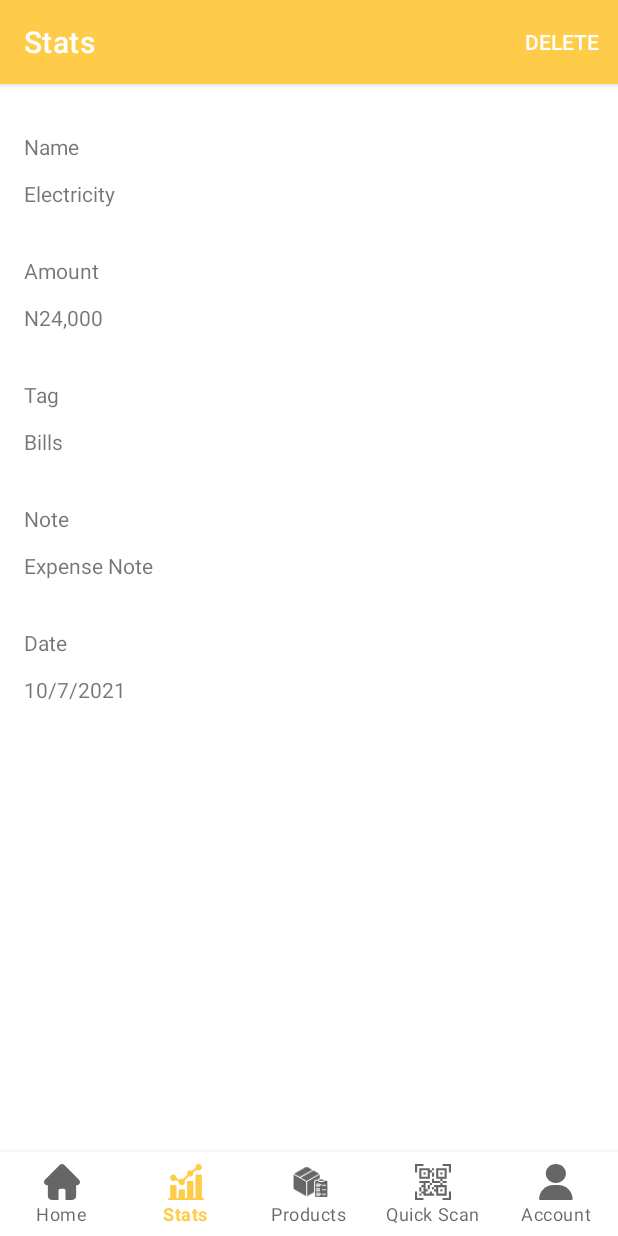
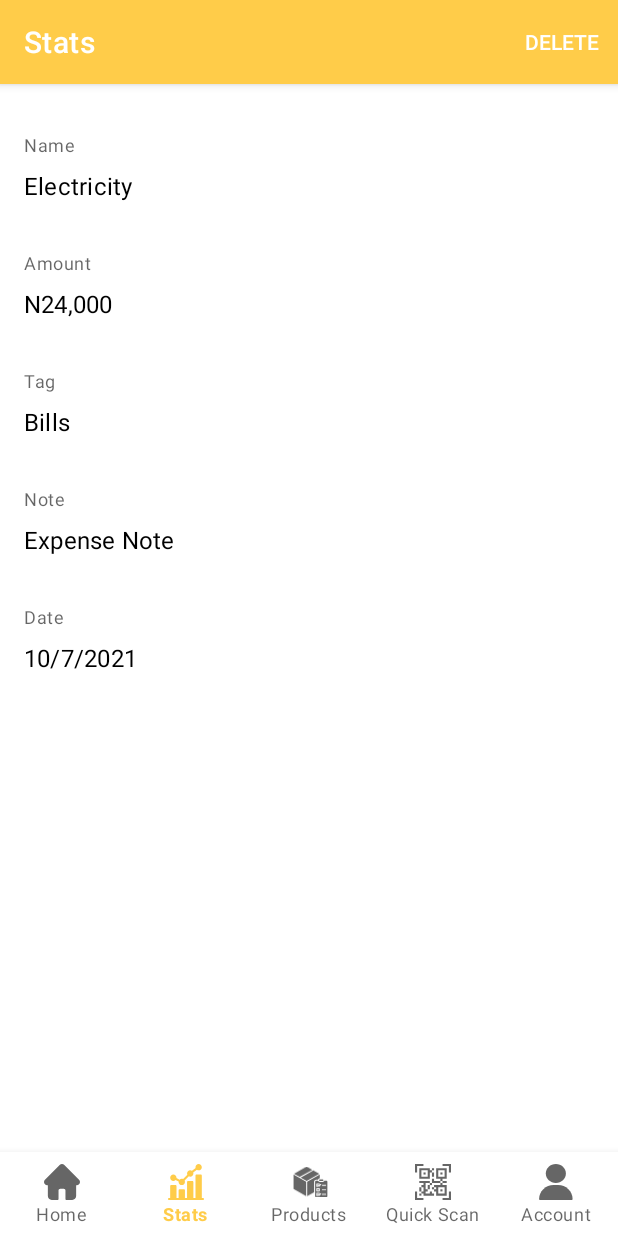
Before and after one commit to t2dbabz/Stocka, an Android app: the fragment ExpenseDetailFragment placed in its activity, on a phone screen of 412 x 824 dp. Run offline under Robolectric (Android 15) with nearby library versions, the phone set to English and light mode, and no system bars; our stand-ins replace Room's generated code, navigation-ui; libraries missing offline, so code that uses them is left out: com.github.aachartmodel.aainfographics; 4 statements that could not run were skipped.

Commit message:
UI fixes for expense detail Fragment

```diff
--- a/app/src/main/res/layout/fragment_expense_detail.xml
+++ b/app/src/main/res/layout/fragment_expense_detail.xml
@@ -16,7 +16,9 @@
             android:layout_height="wrap_content"
             android:layout_marginStart="16dp"
             android:layout_marginTop="32dp"
+            android:textAppearance="@style/TextAppearance.MaterialComponents.Caption"
             android:text="Name"
+            android:textSize="12sp"
             app:layout_constraintStart_toStartOf="parent"
             app:layout_constraintTop_toTopOf="parent" />
 
@@ -24,8 +26,10 @@
             android:id="@+id/expenseDetailName_textView"
             android:layout_width="wrap_content"
             android:layout_height="wrap_content"
-        android:layout_marginTop="12dp"
+            android:layout_marginTop="8dp"
+            android:textAppearance="@style/TextAppearance.MaterialComponents.Subtitle1"
             android:text="Electricity"
+            android:textSize="16sp"
             app:layout_constraintStart_toStartOf="@+id/expenseNameTitle"
             app:layout_constraintTop_toBottomOf="@+id/expenseNameTitle" />
 
@@ -35,7 +39,9 @@
             android:layout_height="wrap_content"
             android:layout_marginStart="16dp"
             android:layout_marginTop="32dp"
+            android:textAppearance="@style/TextAppearance.MaterialComponents.Caption"
             android:text="Amount"
+            android:textSize="12sp"
             app:layout_constraintStart_toStartOf="parent"
             app:layout_constraintTop_toBottomOf="@id/expenseDetailName_textView" />
 
@@ -43,8 +49,10 @@
             android:id="@+id/expenseDetailAmount_textView"
             android:layout_width="wrap_content"
             android:layout_height="wrap_content"
-        android:layout_marginTop="12dp"
+            android:layout_marginTop="8dp"
+            android:textAppearance="@style/TextAppearance.MaterialComponents.Subtitle1"
             android:text="N24,000"
+            android:textSize="16sp"
             app:layout_constraintStart_toStartOf="@+id/expenseAmountTitle"
             app:layout_constraintTop_toBottomOf="@+id/expenseAmountTitle" />
 
@@ -54,7 +62,9 @@
             android:layout_height="wrap_content"
             android:layout_marginStart="16dp"
             android:layout_marginTop="32dp"
+            android:textAppearance="@style/TextAppearance.MaterialComponents.Caption"
             android:text="Tag"
+            android:textSize="12sp"
             app:layout_constraintStart_toStartOf="parent"
             app:layout_constraintTop_toBottomOf="@id/expenseDetailAmount_textView" />
 
@@ -62,8 +72,10 @@
             android:id="@+id/expenseDetailTag_textView"
             android:layout_width="wrap_content"
             android:layout_height="wrap_content"
-        android:layout_marginTop="12dp"
+            android:layout_marginTop="8dp"
+            android:textAppearance="@style/TextAppearance.MaterialComponents.Subtitle1"
             android:text="Bills"
+            android:textSize="16sp"
             app:layout_constraintStart_toStartOf="@+id/expenseTagTitle"
             app:layout_constraintTop_toBottomOf="@+id/expenseTagTitle" />
 
@@ -73,7 +85,9 @@
             android:layout_height="wrap_content"
             android:layout_marginStart="16dp"
             android:layout_marginTop="32dp"
+            android:textAppearance="@style/TextAppearance.MaterialComponents.Caption"
             android:text="Note"
+            android:textSize="12sp"
             app:layout_constraintStart_toStartOf="parent"
             app:layout_constraintTop_toBottomOf="@id/expenseDetailTag_textView" />
 
@@ -81,8 +95,10 @@
             android:id="@+id/expenseNote_textView"
             android:layout_width="wrap_content"
             android:layout_height="wrap_content"
-        android:layout_marginTop="12dp"
+            android:layout_marginTop="8dp"
+            android:textAppearance="@style/TextAppearance.MaterialComponents.Subtitle1"
             android:text="Expense Note"
+            android:textSize="16sp"
             app:layout_constraintStart_toStartOf="@+id/expenseNoteTitle"
             app:layout_constraintTop_toBottomOf="@+id/expenseNoteTitle" />
 
@@ -93,7 +109,9 @@
             android:layout_height="wrap_content"
             android:layout_marginStart="16dp"
             android:layout_marginTop="32dp"
+            android:textAppearance="@style/TextAppearance.MaterialComponents.Caption"
             android:text="Date"
+            android:textSize="12sp"
             app:layout_constraintStart_toStartOf="parent"
             app:layout_constraintTop_toBottomOf="@id/expenseNote_textView" />
 
@@ -101,8 +119,10 @@
             android:id="@+id/expenseDate_textView"
             android:layout_width="wrap_content"
             android:layout_height="wrap_content"
-        android:layout_marginTop="12dp"
+            android:layout_marginTop="8dp"
+            android:textAppearance="@style/TextAppearance.MaterialComponents.Subtitle1"
             android:text="10/7/2021"
+            android:textSize="16sp"
             app:layout_constraintStart_toStartOf="@+id/expenseDateTitle"
             app:layout_constraintTop_toBottomOf="@+id/expenseDateTitle" />
 
```
Lines whose indentation alone changed are shown as unchanged.
